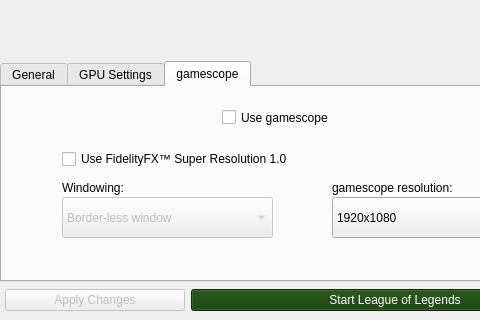
First picture: the form in python_src/ui/installer.ui, repository polkaulfield/lol-for-linux-installer, before the edit; both pictures show x 0 to 480 and y 132 to 452 of the 603 by 452 pixel window.
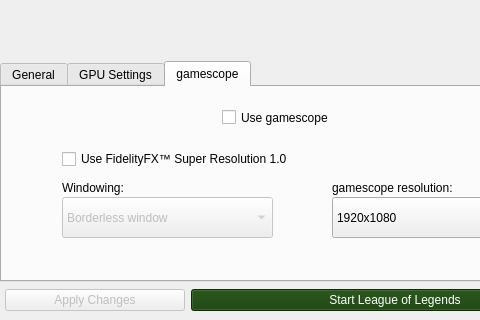
Second picture: the form after the edit. Icons and pictures are not drawn.

```diff
--- a/python_src/ui/installer.ui
+++ b/python_src/ui/installer.ui
@@ -1096,7 +1096,7 @@
                  </property>
                  <item>
                   <property name="text">
-                   <string>Border-less window</string>
+                   <string>Borderless window</string>
                   </property>
                  </item>
                  <item>
```
